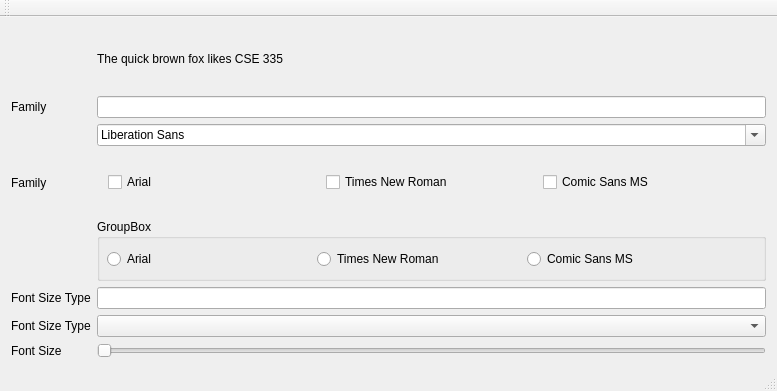
KKevinTso/CSE-335, file Homework/hw15 - Distributed Collaboration/LectureMediatorFonts/mainwindow.ui: the form before one commit.
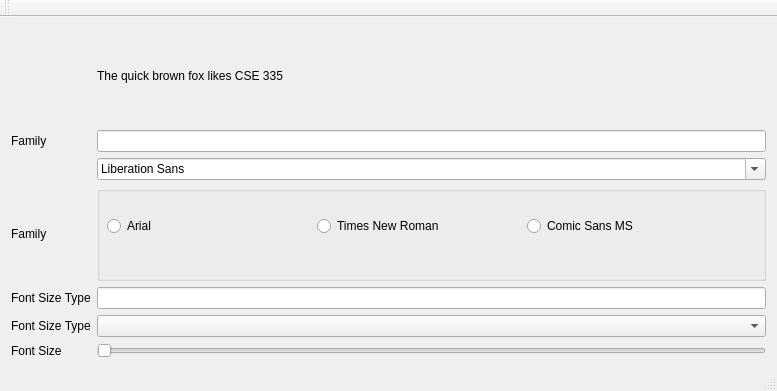
The form after the commit. Custom widgets are drawn as their Qt base class.

```diff
--- a/Homework/hw15 - Distributed Collaboration/LectureMediatorFonts/mainwindow.ui
+++ b/Homework/hw15 - Distributed Collaboration/LectureMediatorFonts/mainwindow.ui
@@ -48,13 +48,6 @@
     <item row="6" column="1">
      <widget class="QComboBox" name="comboBoxEditSize"/>
     </item>
-    <item row="3" column="0">
-     <widget class="QLabel" name="label">
-      <property name="text">
-       <string>Family</string>
-      </property>
-     </widget>
-    </item>
     <item row="2" column="1">
      <widget class="QFontComboBox" name="fontComboBox"/>
     </item>
@@ -65,33 +58,6 @@
       </property>
      </widget>
     </item>
-    <item row="3" column="1">
-     <widget class="QWidget" name="widgetWeight" native="true">
-      <layout class="QHBoxLayout" name="horizontalLayout">
-       <item>
-        <widget class="QCheckBox" name="checkBoxBold">
-         <property name="text">
-          <string>Arial</string>
-         </property>
-        </widget>
-       </item>
-       <item>
-        <widget class="QCheckBox" name="checkBoxItalic">
-         <property name="text">
-          <string>Times New Roman</string>
-         </property>
-        </widget>
-       </item>
-       <item>
-        <widget class="QCheckBox" name="checkBoxUnderline">
-         <property name="text">
-          <string>Comic Sans MS</string>
-         </property>
-        </widget>
-       </item>
-      </layout>
-     </widget>
-    </item>
     <item row="6" column="0">
      <widget class="QLabel" name="label_4">
       <property name="text">
@@ -109,10 +75,17 @@
       </property>
      </widget>
     </item>
+    <item row="4" column="0">
+     <widget class="QLabel" name="label">
+      <property name="text">
+       <string>Family</string>
+      </property>
+     </widget>
+    </item>
     <item row="4" column="1">
      <widget class="QGroupBox" name="groupBox">
       <property name="title">
-       <string>GroupBox</string>
+       <string/>
       </property>
       <widget class="QRadioButton" name="radioButtonArial">
        <property name="geometry">
```
Left out of the diff: 3 changed lines with no effect on the pictures.
